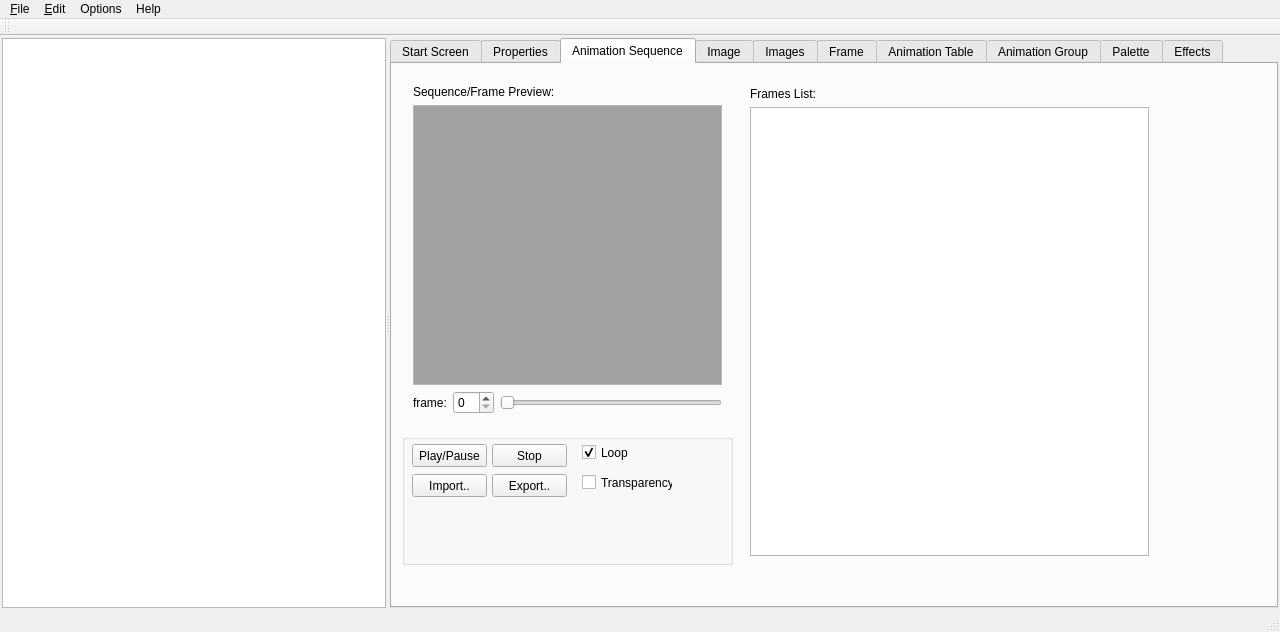
Above: mainwindow.ui from PsyCommando/ppmdu_spriteeditor before the change. Below: the same form after it.
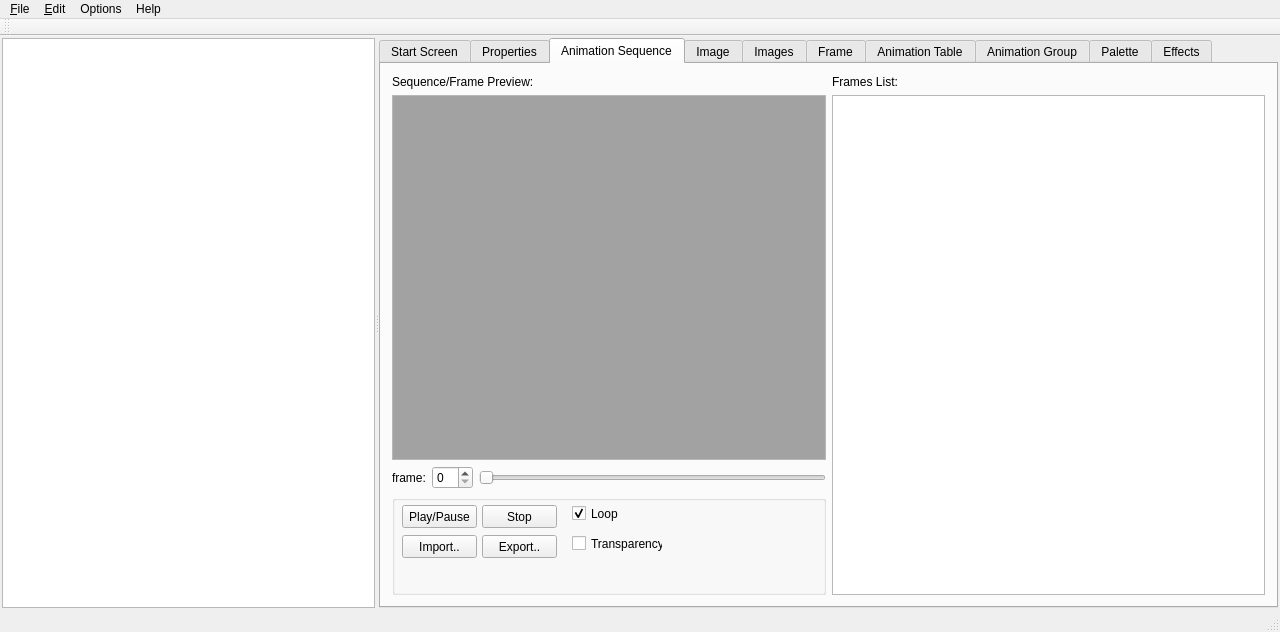
That is the form after the change. The open tabs and pages were chosen to show the change. Icons and pictures are not drawn.

What changed in the file:
```diff
--- a/mainwindow.ui
+++ b/mainwindow.ui
@@ -503,14 +503,113 @@
         <attribute name="title">
          <string>Animation Sequence</string>
         </attribute>
+        <layout class="QHBoxLayout" name="horizontalLayout_11">
+         <item>
+          <layout class="QVBoxLayout" name="verticalLayout_10">
+           <item>
+            <layout class="QVBoxLayout" name="verticalLayout_7">
+             <item>
+              <widget class="QLabel" name="label_3">
+               <property name="text">
+                <string>Sequence/Frame Preview:</string>
+               </property>
+              </widget>
+             </item>
+             <item>
+              <widget class="QGraphicsView" name="gvAnimSeqViewport">
+               <property name="palette">
+                <palette>
+                 <active>
+                  <colorrole role="Base">
+                   <brush brushstyle="SolidPattern">
+                    <color alpha="255">
+                     <red>162</red>
+                     <green>162</green>
+                     <blue>162</blue>
+                    </color>
+                   </brush>
+                  </colorrole>
+                 </active>
+                 <inactive>
+                  <colorrole role="Base">
+                   <brush brushstyle="SolidPattern">
+                    <color alpha="255">
+                     <red>162</red>
+                     <green>162</green>
+                     <blue>162</blue>
+                    </color>
+                   </brush>
+                  </colorrole>
+                 </inactive>
+                 <disabled>
+                  <colorrole role="Base">
+                   <brush brushstyle="SolidPattern">
+                    <color alpha="255">
+                     <red>240</red>
+                     <green>240</green>
+                     <blue>240</blue>
+                    </color>
+                   </brush>
+                  </colorrole>
+                 </disabled>
+                </palette>
+               </property>
+               <property name="verticalScrollBarPolicy">
+                <enum>Qt::ScrollBarAlwaysOff</enum>
+               </property>
+               <property name="horizontalScrollBarPolicy">
+                <enum>Qt::ScrollBarAlwaysOff</enum>
+               </property>
+               <property name="sceneRect">
+                <rectf>
+                 <x>-256.000000000000000</x>
+                 <y>-256.000000000000000</y>
+                 <width>512.000000000000000</width>
+                 <height>512.000000000000000</height>
+                </rectf>
+               </property>
+               <property name="resizeAnchor">
+                <enum>QGraphicsView::AnchorUnderMouse</enum>
+               </property>
+               <property name="viewportUpdateMode">
+                <enum>QGraphicsView::SmartViewportUpdate</enum>
+               </property>
+              </widget>
+             </item>
+             <item>
+              <layout class="QHBoxLayout" name="horizontalLayout_4">
+               <item>
+                <layout class="QHBoxLayout" name="horizontalLayout">
+                 <item>
+                  <widget class="QLabel" name="label">
+                   <property name="text">
+                    <string>frame:</string>
+                   </property>
+                  </widget>
+                 </item>
+                 <item>
+                  <widget class="QSpinBox" name="spinCurFrm"/>
+                 </item>
+                </layout>
+               </item>
+               <item>
+                <widget class="QSlider" name="sldrAnimSeq">
+                 <property name="orientation">
+                  <enum>Qt::Horizontal</enum>
+                 </property>
+                </widget>
+               </item>
+              </layout>
+             </item>
+            </layout>
+           </item>
+           <item>
         <widget class="QGroupBox" name="groupBox_4">
-         <property name="geometry">
-          <rect>
-           <x>10</x>
-           <y>370</y>
-           <width>331</width>
-           <height>131</height>
-          </rect>
+             <property name="minimumSize">
+              <size>
+               <width>329</width>
+               <height>100</height>
+              </size>
          </property>
          <property name="title">
           <string/>
@@ -597,15 +696,10 @@
           </property>
          </widget>
         </widget>
-        <widget class="QWidget" name="layoutWidget">
-         <property name="geometry">
-          <rect>
-           <x>347</x>
-           <y>12</y>
-           <width>421</width>
-           <height>491</height>
-          </rect>
-         </property>
+           </item>
+          </layout>
+         </item>
+         <item>
          <layout class="QVBoxLayout" name="verticalLayout_6">
           <item>
            <widget class="QLabel" name="label_4">
@@ -658,112 +752,8 @@
            </widget>
           </item>
          </layout>
-        </widget>
-        <widget class="QWidget" name="layoutWidget">
-         <property name="geometry">
-          <rect>
-           <x>10</x>
-           <y>10</y>
-           <width>331</width>
-           <height>351</height>
-          </rect>
-         </property>
-         <layout class="QVBoxLayout" name="verticalLayout_7">
-          <item>
-           <widget class="QLabel" name="label_3">
-            <property name="text">
-             <string>Sequence/Frame Preview:</string>
-            </property>
-           </widget>
-          </item>
-          <item>
-           <widget class="QGraphicsView" name="gvAnimSeqViewport">
-            <property name="palette">
-             <palette>
-              <active>
-               <colorrole role="Base">
-                <brush brushstyle="SolidPattern">
-                 <color alpha="255">
-                  <red>162</red>
-                  <green>162</green>
-                  <blue>162</blue>
-                 </color>
-                </brush>
-               </colorrole>
-              </active>
-              <inactive>
-               <colorrole role="Base">
-                <brush brushstyle="SolidPattern">
-                 <color alpha="255">
-                  <red>162</red>
-                  <green>162</green>
-                  <blue>162</blue>
-                 </color>
-                </brush>
-               </colorrole>
-              </inactive>
-              <disabled>
-               <colorrole role="Base">
-                <brush brushstyle="SolidPattern">
-                 <color alpha="255">
-                  <red>240</red>
-                  <green>240</green>
-                  <blue>240</blue>
-                 </color>
-                </brush>
-               </colorrole>
-              </disabled>
-             </palette>
-            </property>
-            <property name="verticalScrollBarPolicy">
-             <enum>Qt::ScrollBarAlwaysOff</enum>
-            </property>
-            <property name="horizontalScrollBarPolicy">
-             <enum>Qt::ScrollBarAlwaysOff</enum>
-            </property>
-            <property name="sceneRect">
-             <rectf>
-              <x>-256.000000000000000</x>
-              <y>-256.000000000000000</y>
-              <width>512.000000000000000</width>
-              <height>512.000000000000000</height>
-             </rectf>
-            </property>
-            <property name="resizeAnchor">
-             <enum>QGraphicsView::AnchorUnderMouse</enum>
-            </property>
-            <property name="viewportUpdateMode">
-             <enum>QGraphicsView::SmartViewportUpdate</enum>
-            </property>
-           </widget>
-          </item>
-          <item>
-           <layout class="QHBoxLayout" name="horizontalLayout_4">
-            <item>
-             <layout class="QHBoxLayout" name="horizontalLayout">
-              <item>
-               <widget class="QLabel" name="label">
-                <property name="text">
-                 <string>frame:</string>
-                </property>
-               </widget>
-              </item>
-              <item>
-               <widget class="QSpinBox" name="spinCurFrm"/>
-              </item>
-             </layout>
-            </item>
-            <item>
-             <widget class="QSlider" name="sldrAnimSeq">
-              <property name="orientation">
-               <enum>Qt::Horizontal</enum>
-              </property>
-             </widget>
-            </item>
-           </layout>
-          </item>
-         </layout>
-        </widget>
+         </item>
+        </layout>
        </widget>
        <widget class="QWidget" name="tabimage">
         <attribute name="title">
```
Left out of the diff: 25 changed lines with no effect on the pictures. Lines whose indentation alone changed are shown as unchanged.
